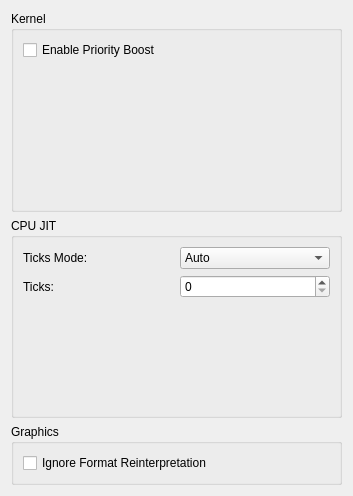
This is src/citra_qt/configuration/configure_hacks.ui in grimtnt/citra as Qt 5 draws it before an edit. The edited form follows.
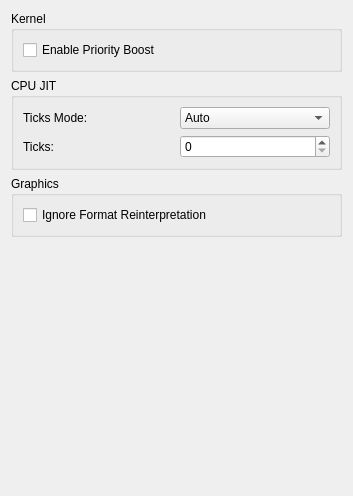
This is the edited form.

Commit message: Fix hacks configuration bug

Patch:
```diff
--- a/src/citra_qt/configuration/configure_hacks.ui
+++ b/src/citra_qt/configuration/configure_hacks.ui
@@ -32,19 +32,6 @@
           </property>
          </widget>
         </item>
-        <item>
-         <spacer name="verticalSpacer">
-          <property name="orientation">
-           <enum>Qt::Vertical</enum>
-          </property>
-          <property name="sizeHint" stdset="0">
-           <size>
-            <width>20</width>
-            <height>40</height>
-           </size>
-          </property>
-         </spacer>
-        </item>
        </layout>
       </widget>
      </item>
@@ -102,19 +89,6 @@
           </item>
          </layout>
         </item>
-        <item>
-         <spacer name="verticalSpacer_2">
-          <property name="orientation">
-           <enum>Qt::Vertical</enum>
-          </property>
-          <property name="sizeHint" stdset="0">
-           <size>
-            <width>20</width>
-            <height>40</height>
-           </size>
-          </property>
-         </spacer>
-        </item>
        </layout>
       </widget>
      </item>
@@ -136,6 +110,19 @@
      </item>
     </layout>
    </item>
+   <item>
+    <spacer name="verticalSpacer">
+     <property name="orientation">
+      <enum>Qt::Vertical</enum>
+     </property>
+     <property name="sizeHint" stdset="0">
+      <size>
+       <width>20</width>
+       <height>40</height>
+      </size>
+     </property>
+    </spacer>
+   </item>
   </layout>
  </widget>
  <resources/>
```
